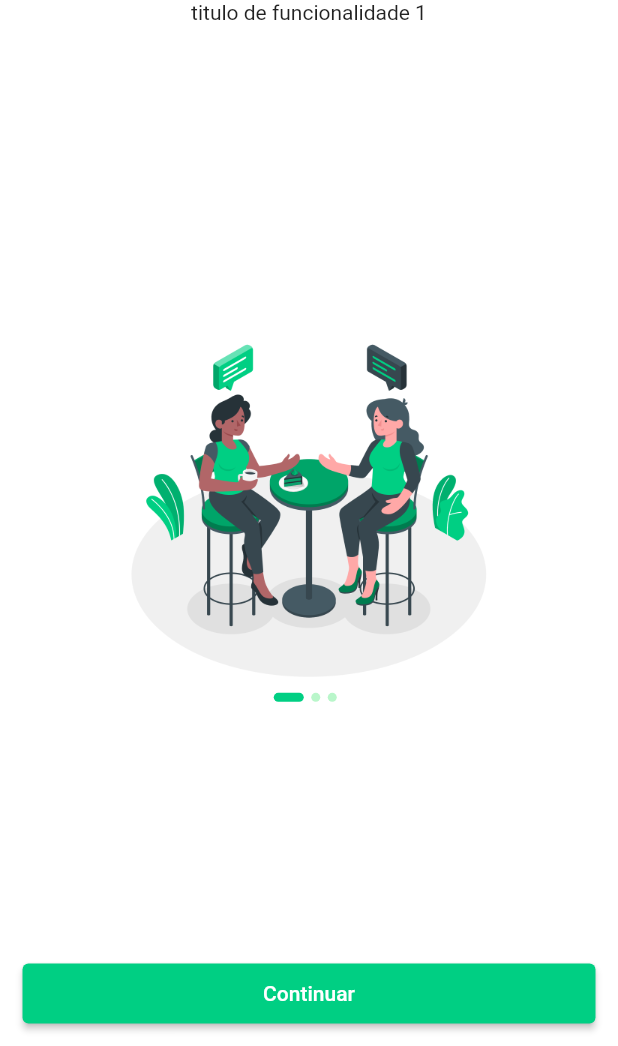
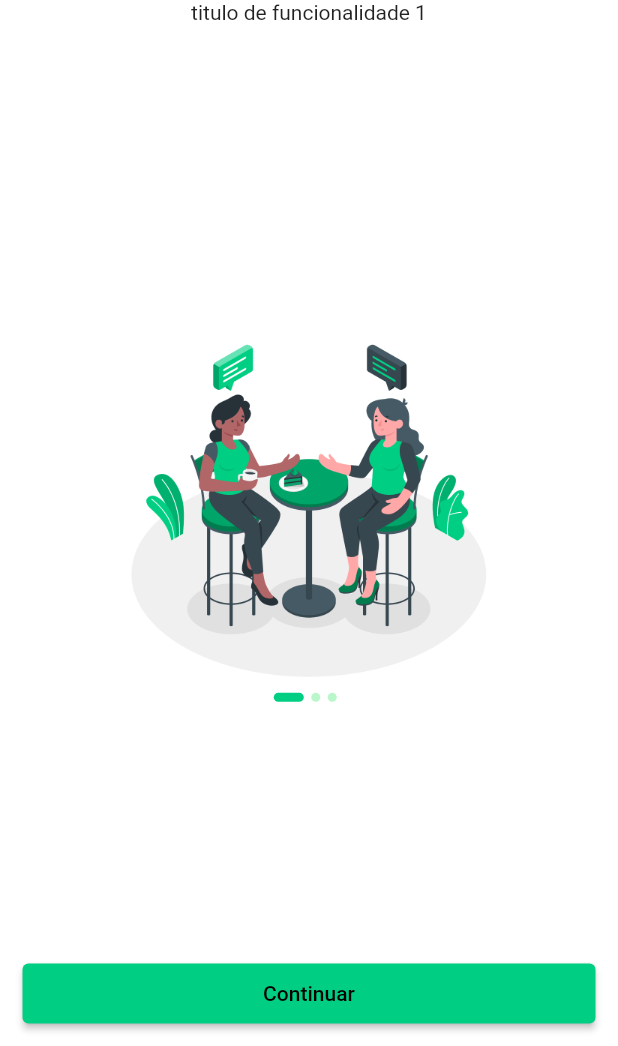
Before and after one commit to warleys14/chat_app, a Flutter app: the screen it shows after launch, on a phone screen of 412 x 824 dp, the part 190-1236 px from its top. Run offline on Flutter 3.47's test engine with Material 2 defaults, Android fonts, the phone set to English and light mode, and no system bars; our stand-ins replace cloud_firestore, firebase_core; accounts and stored records are empty.

Commit message:
material color and theme data added

```diff
--- a/lib/constants.dart
+++ b/lib/constants.dart
@@ -3,3 +3,19 @@ import 'package:flutter/material.dart';
 const primaryColor = Color(0xFF00cf83);
 
 const secondaryColor = Color(0XFF242324);
+
+const MaterialColor materialPrimaryColor = const MaterialColor(
+  0xFF00cf83,
+  const <int, Color>{
+    50: const Color(0xFF00cf83),
+    100: const Color(0xFF00cf83),
+    200: const Color(0xFF00cf83),
+    300: const Color(0xFF00cf83),
+    400: const Color(0xFF00cf83),
+    500: const Color(0xFF00cf83),
+    600: const Color(0xFF00cf83),
+    700: const Color(0xFF00cf83),
+    800: const Color(0xFF00cf83),
+    900: const Color(0xFF00cf83),
+  },
+);
--- a/lib/main.dart
+++ b/lib/main.dart
@@ -1,3 +1,4 @@
+import 'package:chat_app/constants.dart';
 import 'package:chat_app/screens/onboarding/onboarding_screen.dart';
 import 'package:firebase_core/firebase_core.dart';
 import 'package:flutter/material.dart';
@@ -14,6 +15,14 @@ class MyApp extends StatelessWidget {
     return MaterialApp(
       debugShowCheckedModeBanner: false,
       theme: ThemeData(
+        primarySwatch: materialPrimaryColor,
+        backgroundColor: materialPrimaryColor,
+        accentColor: materialPrimaryColor,
+        buttonTheme: ButtonTheme.of(context).copyWith(
+            buttonColor: materialPrimaryColor,
+            textTheme: ButtonTextTheme.primary,
+            shape: RoundedRectangleBorder(
+                borderRadius: BorderRadius.circular(20))),
         scaffoldBackgroundColor: Colors.white,
         visualDensity: VisualDensity.adaptivePlatformDensity,
       ),
```
